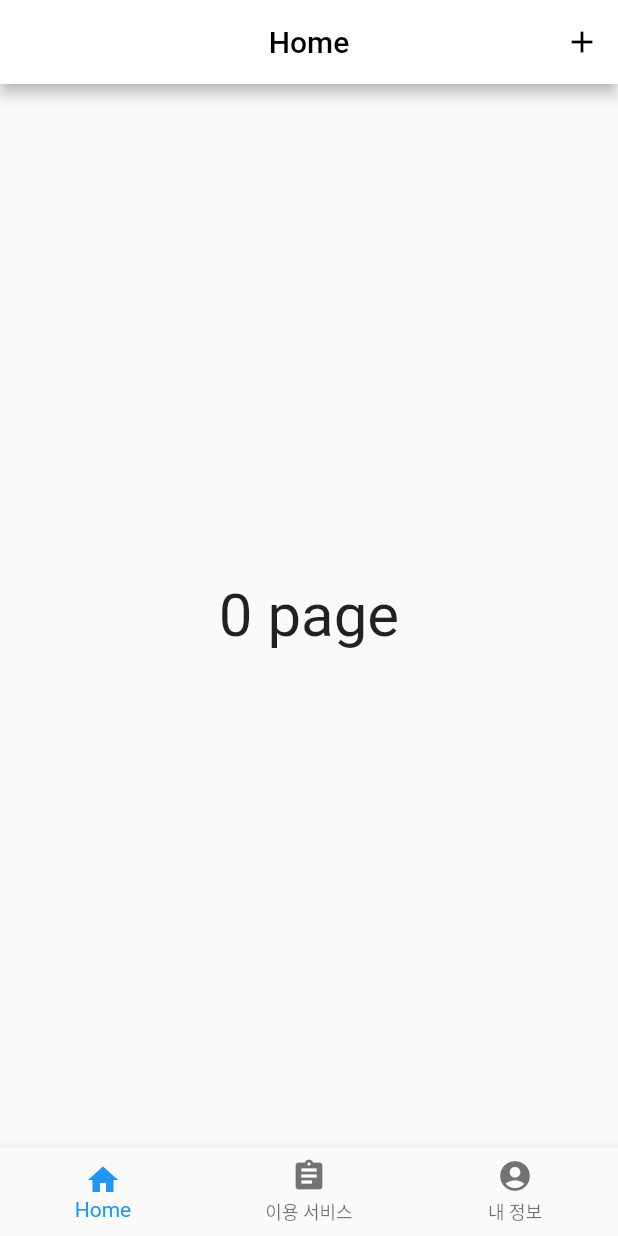
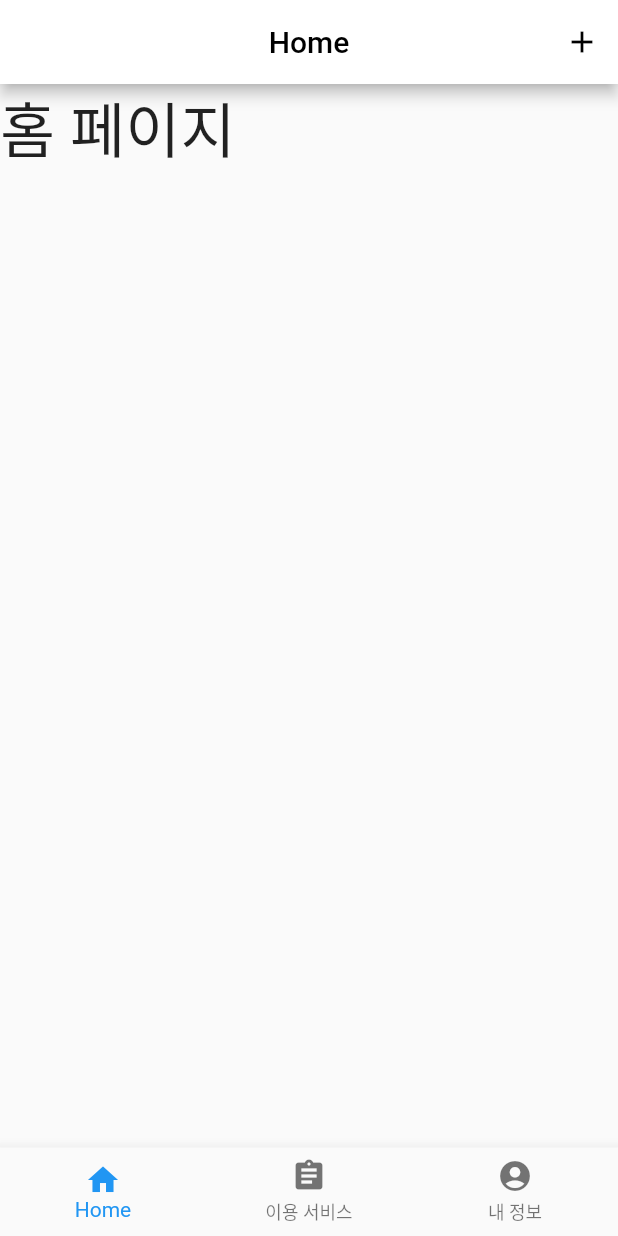
Before and after one commit to Project-Sea/Test_Flutter, a Flutter app: the screen it shows after launch, on a phone screen of 412 x 824 dp. Run offline on Flutter 3.47's test engine with Material 2 defaults, Android fonts, the phone set to English and light mode, and no system bars.

Commit message:
화면이 3개인 UI 작성

```diff
--- a/hello_world/lib/main.dart
+++ b/hello_world/lib/main.dart
@@ -1,4 +1,7 @@
 import 'package:flutter/material.dart';
+import 'page1.dart';
+import 'page2.dart';
+import 'page3.dart';
 
 void main() => runApp(MyApp());
 
@@ -23,6 +26,11 @@ class MyHomePage extends StatefulWidget {
 
 class _MyHomePageState extends State<MyHomePage> {
   var _index = 0;
+  var _pages = [
+    Page1(),
+    Page2(),
+    Page3(),
+  ];
 
   @override
   Widget build(BuildContext context) {
@@ -46,12 +54,7 @@ class _MyHomePageState extends State<MyHomePage> {
           ),
         ],
       ),
-      body: Center(
-        child: Text(
-          '$_index page',
-          style: TextStyle(fontSize: 40),
-        ),
-      ),
+      body: _pages[_index],
       bottomNavigationBar: BottomNavigationBar(
         onTap: (index) {
           setState(() {
--- /dev/null
+++ b/hello_world/lib/page1.dart
@@ -0,0 +1,15 @@
+import 'package:flutter/material.dart';
+
+class Page1 extends StatelessWidget {
+  @override
+  Widget build(BuildContext context) {
+    return Container(
+      child: Text(
+        '홈 페이지',
+        style: TextStyle(
+          fontSize: 40,
+        ),
+      ),
+    );
+  }
+}
```
Also changed, not shown: hello_world/lib/page2.dart (added, +15 -0 lines), hello_world/lib/page3.dart (added, +15 -0 lines).
